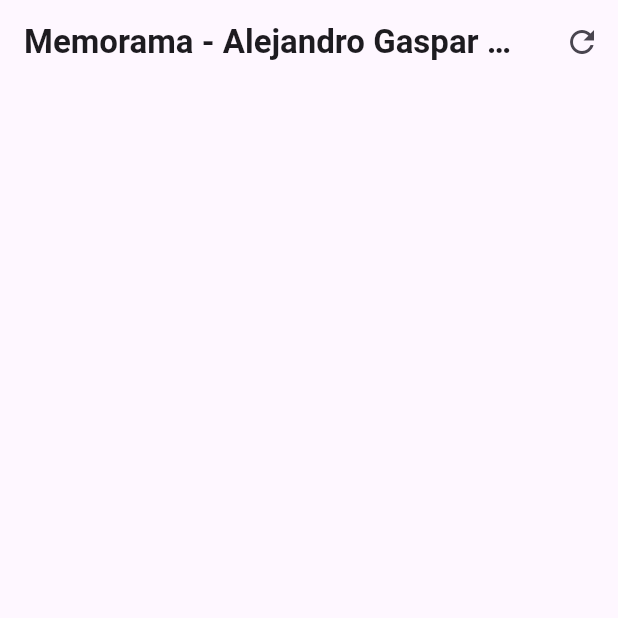
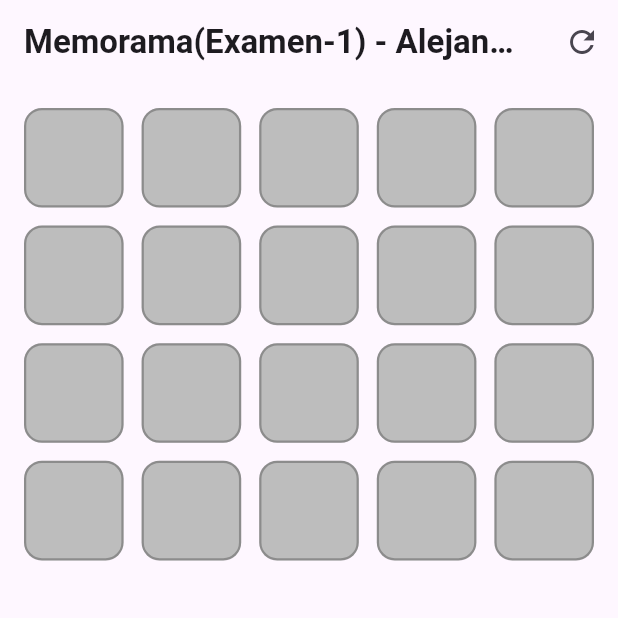
Before and after one commit to Fundamentos-Moviles/exameni-Alejandro-gaspar, a Flutter app: the screen it shows after launch, on a phone screen of 412 x 824 dp, the top half of it. Run offline on Flutter 3.47's test engine with Material 3 defaults, Android fonts, the phone set to English and light mode, and no system bars.

Commit message:
detalles finales

```diff
--- a/lib/Memorama.dart
+++ b/lib/Memorama.dart
@@ -31,7 +31,7 @@ class _MemoramaPageState extends State<MemoramaPage> {
     _initializeGame();
   }
 
-
+  /// Inicializa el juego generando cartas y reiniciando variables
   void _initializeGame() {
     int totalCards = _rows * _cols;
     int totalPairs = totalCards ~/ 2;
@@ -55,11 +55,9 @@ class _MemoramaPageState extends State<MemoramaPage> {
     setState(() {});
   }
 
-
   void _handleCardTap(int index) {
 
     if (_cardRevealed[index] || _selectedIndices.contains(index)) return;
-
 
     setState(() {
       _cardRevealed[index] = true;
@@ -67,20 +65,95 @@ class _MemoramaPageState extends State<MemoramaPage> {
     });
 
 
+    if (_selectedIndices.length == 2) {
+      _checkSelectedPair();
+    }
+  }
 
+  void _checkSelectedPair() {
+    final firstIndex = _selectedIndices[0];
+    final secondIndex = _selectedIndices[1];
+
+
+    if (_cardColors[firstIndex] != _cardColors[secondIndex]) {
+      Future.delayed(const Duration(milliseconds: 800), () {
+        if (!mounted) return;
+        setState(() {
+          _cardRevealed[firstIndex] = false;
+          _cardRevealed[secondIndex] = false;
+          _selectedIndices.clear();
+        });
+      });
+    } else {
+
+      _selectedIndices.clear();
+
+
+      if (_cardRevealed.every((revealed) => revealed)) {
+        _showGameFinishedMessage();
+      }
+    }
   }
 
 
+  void _showGameFinishedMessage() {
+    if (!mounted) return;
+
+    ScaffoldMessenger.of(context).showSnackBar(
+      SnackBar(
+        content: const Text(
+          '¡Felicidades! Has completado el Memorama.',
+          style: TextStyle(fontWeight: FontWeight.bold),
+        ),
+        action: SnackBarAction(
+          label: 'Reiniciar',
+          onPressed: _initializeGame,
+        ),
+        duration: const Duration(seconds: 3),
+      ),
+    );
+  }
+
+  Widget _buildCard(int index) {
+    return GestureDetector(
+      onTap: () => _handleCardTap(index),
+      child: AnimatedContainer(
+        duration: const Duration(milliseconds: 300),
+        decoration: BoxDecoration(
+          color: _cardRevealed[index] ? _cardColors[index] : Colors.grey[400],
+          borderRadius: BorderRadius.circular(12),
+          border: Border.all(
+            color: Colors.black26,
+            width: 1.5,
+          ),
+        ),
+      ),
+    );
+  }
 
 
+  Widget _buildGrid() {
+    return GridView.builder(
+      padding: const EdgeInsets.all(16),
+      gridDelegate: SliverGridDelegateWithFixedCrossAxisCount(
+        crossAxisCount: _cols,
+        mainAxisSpacing: 12,
+        crossAxisSpacing: 12,
+      ),
+      itemCount: _cardColors.length,
+      itemBuilder: (context, index) {
+        return _buildCard(index);
+      },
+    );
+  }
 
-  /// Construye la UI completa de la página
+
   @override
   Widget build(BuildContext context) {
     return Scaffold(
       appBar: AppBar(
         title: const Text(
-          "Memorama - Alejandro Gaspar Vázquez",
+          "Memorama(Examen-1) - Alejandro Gaspar Vázquez ",
           style: TextStyle(fontWeight: FontWeight.bold),
         ),
         centerTitle: true,
@@ -93,7 +166,7 @@ class _MemoramaPageState extends State<MemoramaPage> {
         ],
       ),
       body: SizedBox.expand(
-
+        child: _buildGrid(),
       ),
     );
   }
```
